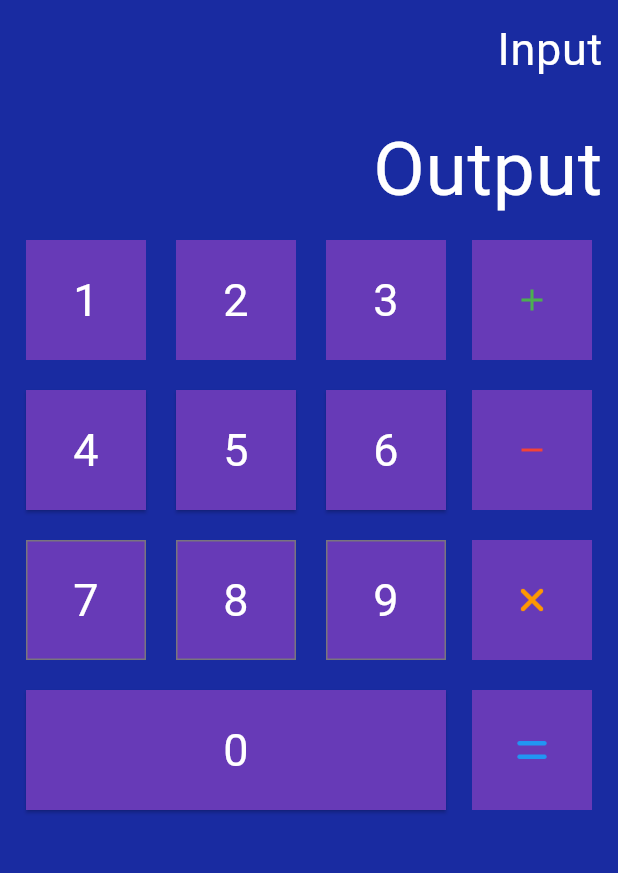
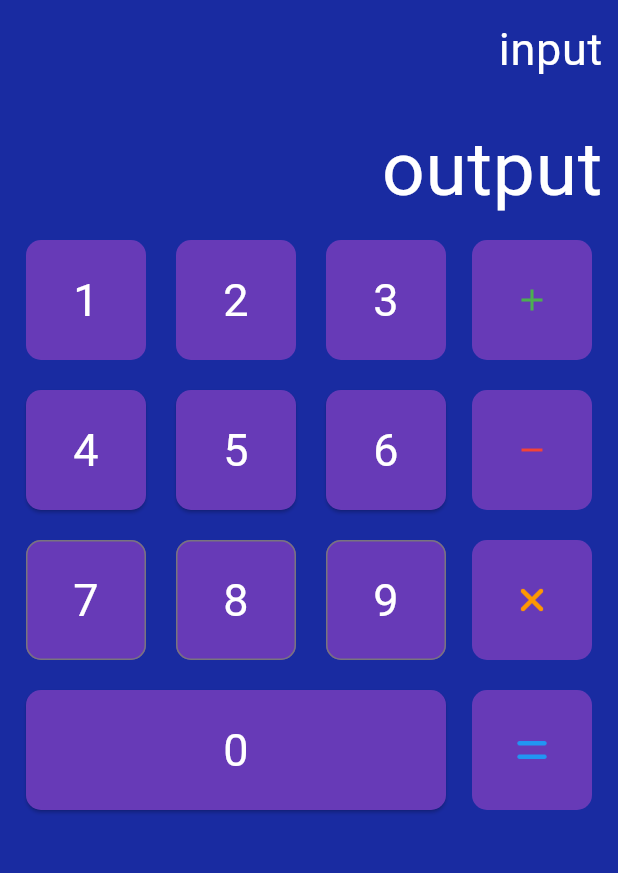
Before and after one commit to davjaw/flutter-calculator, a Flutter app: the screen it shows after launch, on a phone screen of 412 x 824 dp, the part 84-957 px from its top. Run offline on Flutter 3.47's test engine with Material 3 defaults, Android fonts, the phone set to English and light mode, and no system bars.

Commit message:
UI Update

```diff
--- a/lib/widgets/ElevatedButtons.dart
+++ b/lib/widgets/ElevatedButtons.dart
@@ -13,7 +13,9 @@ class ElevatedButtonsTemplate extends StatelessWidget {
         foregroundColor: Colors.white,
         textStyle: const TextStyle(fontSize: 30),
         shape: const RoundedRectangleBorder(
-          borderRadius: BorderRadius.zero,
+          borderRadius: BorderRadius.all(
+            Radius.circular(10),
+          ),
         ),
       ),
       onPressed: () => {},
--- a/lib/widgets/HomePage.dart
+++ b/lib/widgets/HomePage.dart
@@ -1,9 +1,8 @@
-import 'package:flutter/cupertino.dart';
 import 'package:flutter/material.dart';
-import 'package:flutter/widgets.dart';
 import 'package:lab02/widgets/Keyboard.dart';
 import 'package:lab02/widgets/OutlinedButtons.dart';
 import 'package:lab02/widgets/ViewField.dart';
+import 'package:lab02/model/CalculatorLogic.dart' as logic;
 
 class HomePage extends StatefulWidget {
   const HomePage({super.key});
@@ -13,6 +12,10 @@ class HomePage extends StatefulWidget {
 }
 
 class _HomePageState extends State<HomePage> {
+  int _inputViewField = 0;
+  int _outputViewField = 0;
+
+
   @override
   Widget build(BuildContext context) {
     return Scaffold(
@@ -23,11 +26,11 @@ class _HomePageState extends State<HomePage> {
         actions: const [HistoryButton()],
         elevation: 10,
       ),
-      body: const Column(
+      body: Column(
         children: [
-          ViewField(numbers: 0, fieldText: "Input", fontSize: 30.0),
-          ViewField(numbers: 0, fieldText: "Output", fontSize: 50.0),
-          Keyboard(),
+          ViewField(numbers: "0", fieldText: "input", fontSize: 30.0),
+          ViewField(numbers: "0", fieldText: "output", fontSize: 50.0),
+          const Keyboard(),
         ],
       ),
       backgroundColor: const Color.fromRGBO(25, 43, 161, 100),
--- a/lib/widgets/IconButtons.dart
+++ b/lib/widgets/IconButtons.dart
@@ -27,7 +27,9 @@ class IconButtonsTemplate extends StatelessWidget {
         fixedSize: const Size(80, 80),
         backgroundColor: Colors.deepPurple,
         shape: const RoundedRectangleBorder(
-          borderRadius: BorderRadius.zero,
+          borderRadius: BorderRadius.all(
+            Radius.circular(10),
+          ),
         ),
       ),
       // textColor: Colors.black,
--- a/lib/widgets/OutlinedButtons.dart
+++ b/lib/widgets/OutlinedButtons.dart
@@ -15,7 +15,9 @@ class OutlinedButtonsTemplate extends StatelessWidget {
         foregroundColor: Colors.white,
         textStyle: const TextStyle(fontSize: 30),
         shape: RoundedRectangleBorder(
-          borderRadius: buttonText != "H" ? BorderRadius.zero : const BorderRadius.all(
+          borderRadius: buttonText != "H" ? const BorderRadius.all(
+            Radius.circular(10),
+          ) : const BorderRadius.all(
             Radius.circular(100)
           ),
         ),
--- a/lib/widgets/TextButtons.dart
+++ b/lib/widgets/TextButtons.dart
@@ -1,23 +1,25 @@
 import 'package:flutter/material.dart';
+import 'package:lab02/model/CalculatorLogic.dart' as logic;
 
 class TextButtonsTemplate extends StatelessWidget {
-  VoidCallback onPressed;
+  // final Callback callback;
+  VoidCallback callback;
   final String text;
-  TextButtonsTemplate({super.key, required this.onPressed, required this.text});
+  TextButtonsTemplate({super.key, required this.text, required this.callback});
 
   @override
   Widget build(BuildContext context){
     return TextButton(
-      onPressed: onPressed,
-      // minWidth: 90,
-      // height: 90,
+      onPressed: () {},
       style: TextButton.styleFrom(
         fixedSize: const Size(80, 80),
         backgroundColor: Colors.deepPurple,
         foregroundColor: Colors.white,
         textStyle: const TextStyle(fontSize: 30),
         shape: const RoundedRectangleBorder(
-            borderRadius: BorderRadius.zero,
+            borderRadius: BorderRadius.all(
+              Radius.circular(10)
+            ),
           ),
         ),
       child: Text(text),
@@ -31,13 +33,12 @@ class OneThreeButtons extends StatelessWidget {
   @override
   Widget build(BuildContext context) {
     return Row(
-      // mainAxisAlignment: MainAxisAlignment.spaceEvenly,
       children: [
-        TextButtonsTemplate(onPressed: () => {}, text: "1"),
+        TextButtonsTemplate(callback: () => {}, text: "1", ),
         const SizedBox(width: 20),
-        TextButtonsTemplate(onPressed: () => {}, text: "2"),
+        TextButtonsTemplate(callback: () => {}, text: "2"),
         const SizedBox(width: 20),
-        TextButtonsTemplate(onPressed: () => {}, text: "3")
+        TextButtonsTemplate(callback: () => {}, text: "3")
       ],
     );
   }
--- a/lib/widgets/ViewField.dart
+++ b/lib/widgets/ViewField.dart
@@ -1,7 +1,7 @@
 import 'package:flutter/material.dart';
 
 class ViewField extends StatefulWidget {
-  final int numbers;
+  final String numbers;
   final String fieldText;
   final double fontSize;
   const ViewField({super.key, required this.numbers, required this.fieldText, required this.fontSize});
@@ -19,7 +19,6 @@ class _ViewFieldState extends State<ViewField> {
         textAlign: TextAlign.right,
         readOnly: true,
         decoration: InputDecoration(
-          // border: OutlineInputBorder(),
           border: InputBorder.none,
           hintText: widget.fieldText,
           hintStyle: TextStyle(
```
